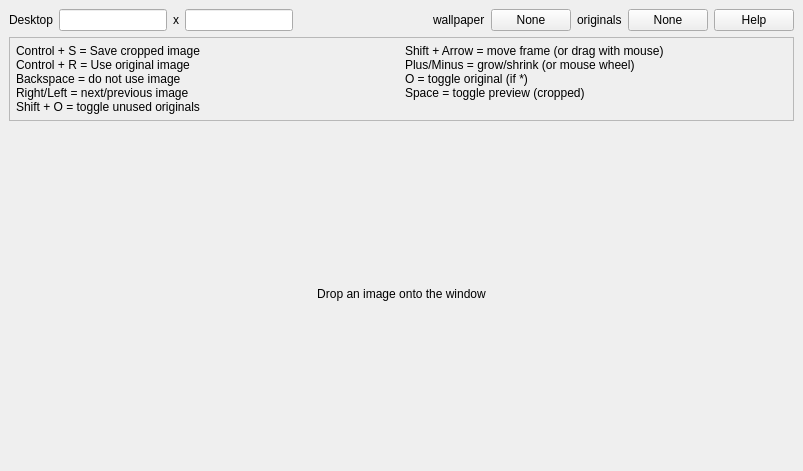
Above: ImageWindow.ui from a1291762/wallpaper_helper before the change. Below: the same form after it.
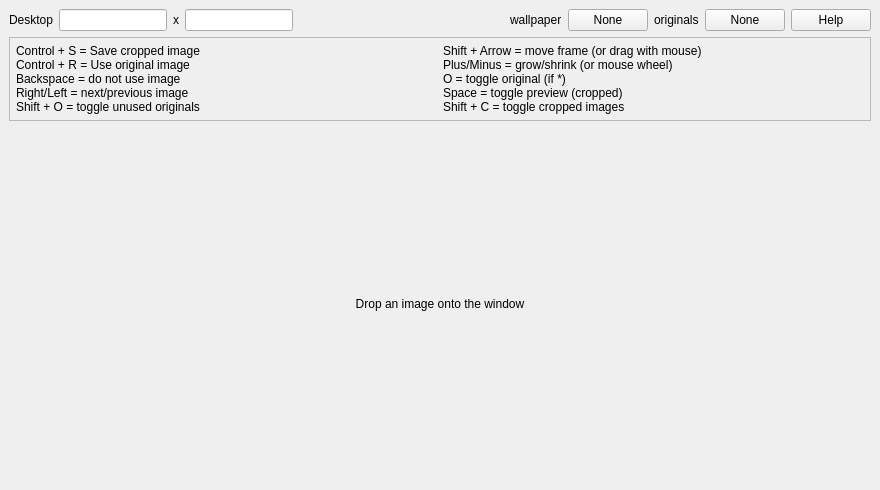
That is the form after the change. Custom widgets are drawn as their Qt base class.

Commit message: Add view [un]cropped mode

```diff
--- a/ImageWindow.ui
+++ b/ImageWindow.ui
@@ -6,8 +6,8 @@
    <rect>
     <x>0</x>
     <y>0</y>
-    <width>803</width>
-    <height>471</height>
+    <width>880</width>
+    <height>490</height>
    </rect>
   </property>
   <property name="acceptDrops">
@@ -53,17 +53,20 @@
        </layout>
       </item>
       <item>
-       <spacer name="horizontalSpacer">
-        <property name="orientation">
-         <enum>Qt::Horizontal</enum>
+       <widget class="QLabel" name="mode">
+        <property name="sizePolicy">
+         <sizepolicy hsizetype="Expanding" vsizetype="Preferred">
+          <horstretch>0</horstretch>
+          <verstretch>0</verstretch>
+         </sizepolicy>
         </property>
-        <property name="sizeHint" stdset="0">
-         <size>
-          <width>40</width>
-          <height>20</height>
-         </size>
+        <property name="text">
+         <string/>
         </property>
-       </spacer>
+        <property name="alignment">
+         <set>Qt::AlignCenter</set>
+        </property>
+       </widget>
       </item>
       <item>
        <layout class="QHBoxLayout" name="horizontalLayout_2">
@@ -160,7 +163,7 @@
        <item>
         <widget class="QLabel" name="label_7">
          <property name="text">
-          <string>&lt;html&gt;&lt;head/&gt;&lt;body&gt;&lt;p&gt;Shift + Arrow = move frame (or drag with mouse)&lt;br/&gt;Plus/Minus = grow/shrink (or mouse wheel)&lt;br/&gt;O = toggle original (if *)&lt;br/&gt;Space = toggle preview (cropped)&lt;/p&gt;&lt;/body&gt;&lt;/html&gt;</string>
+          <string>&lt;html&gt;&lt;head/&gt;&lt;body&gt;&lt;p&gt;Shift + Arrow = move frame (or drag with mouse)&lt;br/&gt;Plus/Minus = grow/shrink (or mouse wheel)&lt;br/&gt;O = toggle original (if *)&lt;br/&gt;Space = toggle preview (cropped)&lt;br/&gt;Shift + C = toggle cropped images&lt;/p&gt;&lt;/body&gt;&lt;/html&gt;</string>
          </property>
          <property name="alignment">
           <set>Qt::AlignLeading|Qt::AlignLeft|Qt::AlignTop</set>
```
The commit also changes 2 other files.
